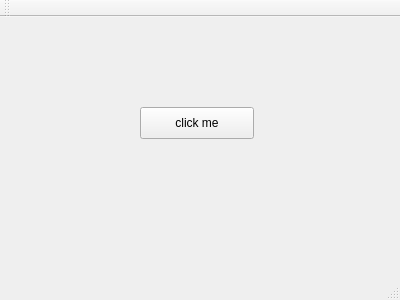
The window that apps/qtGL/ui/mainwindow.ui (nkint/cmake_framework_template) describes before a commit, drawn with Qt 5.
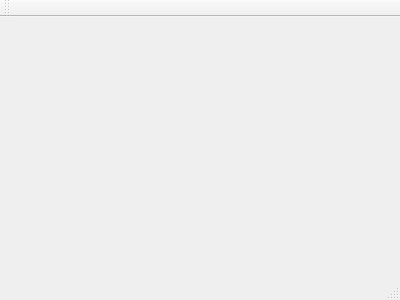
The same window after the commit.

Diff of the .ui file:
```diff
--- a/apps/qtGL/ui/mainwindow.ui
+++ b/apps/qtGL/ui/mainwindow.ui
@@ -13,21 +13,7 @@
   <property name="windowTitle">
    <string>MainWindow</string>
   </property>
-  <widget class="QWidget" name="centralWidget">
-   <widget class="QPushButton" name="pushButton">
-    <property name="geometry">
-     <rect>
-      <x>140</x>
-      <y>90</y>
-      <width>114</width>
-      <height>32</height>
-     </rect>
-    </property>
-    <property name="text">
-     <string>click me</string>
-    </property>
-   </widget>
-  </widget>
+  <widget class="QWidget" name="centralWidget"/>
   <widget class="QMenuBar" name="menuBar">
    <property name="geometry">
     <rect>
```
